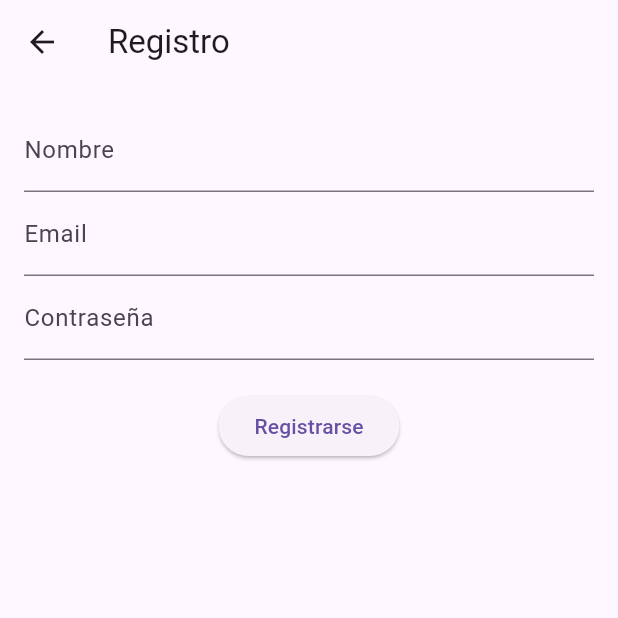
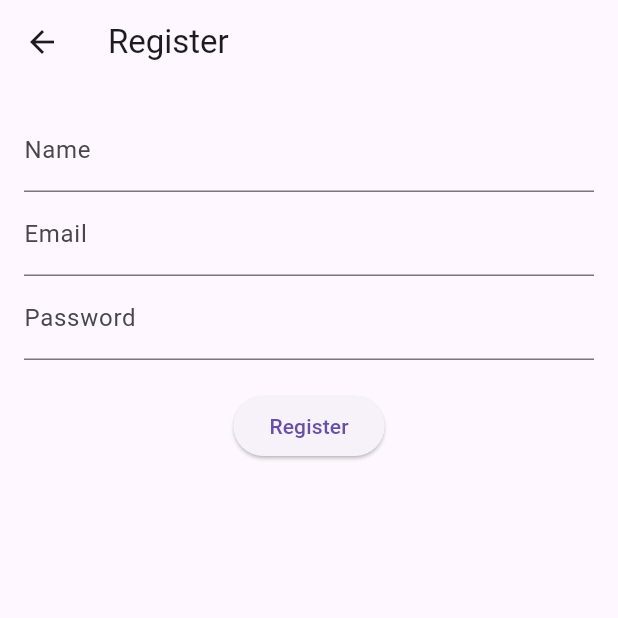
Before and after one commit to brreinac/Prueba-tecnica-PHP-Laravel-Flutter, a Flutter app: the screen it shows after launch, after a tap on "¿No tienes cuenta? Regístrate", on a phone screen of 412 x 824 dp, the top half of it. Run offline on Flutter 3.47's test engine with Material 3 defaults, Android fonts, the phone set to English and light mode, and no system bars; network calls fail.

Commit message:
Adjust routes and condese front

```diff
--- a/frontend/lib/main.dart
+++ b/frontend/lib/main.dart
@@ -1,54 +1,36 @@
 import 'package:flutter/material.dart';
 import 'package:provider/provider.dart';
+import 'providers/auth_provider.dart';
 import 'providers/task_provider.dart';
 import 'screens/login_screen.dart';
-import 'screens/task_list_screen.dart';
-import 'services/api_service.dart';
+import 'screens/tasks_screen.dart';
 
 void main() {
-  runApp(
-    MultiProvider(
-      providers: [
-        ChangeNotifierProvider(create: (_) => TaskProvider()),
-      ],
-      child: const MyApp(),
-    ),
-  );
+  runApp(const MyApp());
 }
 
 class MyApp extends StatelessWidget {
   const MyApp({super.key});
 
-  Future<Widget> _getInitialScreen() async {
-    final api = ApiService();
-    final token = await api.getToken();
-    if (token != null && token.isNotEmpty) {
-      return TaskListScreen();
-    }
-    return LoginScreen();
-  }
-
   @override
   Widget build(BuildContext context) {
-    return MaterialApp(
-      title: 'To-Do App',
-      theme: ThemeData(primarySwatch: Colors.blue),
-      debugShowCheckedModeBanner: false,
-      home: FutureBuilder<Widget>(
-        future: _getInitialScreen(),
-        builder: (context, snapshot) {
-          if (snapshot.connectionState == ConnectionState.waiting) {
-            return const Scaffold(
-              body: Center(child: CircularProgressIndicator()),
-            );
-          }
-          if (snapshot.hasError) {
-            return const Scaffold(
-              body: Center(child: Text("Error cargando la aplicación")),
-            );
-          }
-          return snapshot.data ?? LoginScreen();
-        },
+    return MultiProvider(
+      providers: [
+        ChangeNotifierProvider(create: (_) => AuthProvider()),
+        ChangeNotifierProvider(create: (_) => TaskProvider()),
+      ],
+      child: MaterialApp(
+        title: 'To-Do List',
+        theme: ThemeData(primarySwatch: Colors.blue),
+        debugShowCheckedModeBanner: false,
+        home: Consumer<AuthProvider>(
+          builder: (context, auth, _) {
+            if (auth.isAuthenticated) {
+              return const TasksScreen();
+            }
+            return const LoginScreen();
+          },
+        ),
       ),
     );
   }
--- /dev/null
+++ b/frontend/lib/providers/auth_provider.dart
@@ -0,0 +1,37 @@
+import 'package:flutter/material.dart';
+import '../services/api_service.dart';
+
+class AuthProvider extends ChangeNotifier {
+  String? _token;
+  bool get isAuthenticated => _token != null;
+  String? get token => _token;
+
+  Future<bool> login(String email, String password) async {
+    final response =
+        await ApiService.post("login", {"email": email, "password": password});
+
+    if (response.containsKey("token")) {
+      _token = response["token"];
+      notifyListeners();
+      return true;
+    }
+    return false;
+  }
+
+  Future<bool> register(String name, String email, String password) async {
+    final response = await ApiService.post("register",
+        {"name": name, "email": email, "password": password});
+
+    if (response.containsKey("token")) {
+      _token = response["token"];
+      notifyListeners();
+      return true;
+    }
+    return false;
+  }
+
+  void logout() {
+    _token = null;
+    notifyListeners();
+  }
+}
--- a/frontend/lib/screens/register_screen.dart
+++ b/frontend/lib/screens/register_screen.dart
@@ -1,51 +1,45 @@
 import 'package:flutter/material.dart';
-import '../services/api_service.dart';
+import 'package:provider/provider.dart';
+import '../providers/auth_provider.dart';
+import 'tasks_screen.dart';
 
 class RegisterScreen extends StatefulWidget {
+  const RegisterScreen({super.key});
+
   @override
-  _RegisterScreenState createState() => _RegisterScreenState();
+  State<RegisterScreen> createState() => _RegisterScreenState();
 }
 
 class _RegisterScreenState extends State<RegisterScreen> {
   final nameController = TextEditingController();
   final emailController = TextEditingController();
   final passwordController = TextEditingController();
-  final api = ApiService();
-
-  void register() async {
-    final response = await api.register(
-        nameController.text, emailController.text, passwordController.text);
-    if (response.statusCode == 200) {
-      Navigator.pop(context);
-    } else {
-      ScaffoldMessenger.of(context).showSnackBar(
-          SnackBar(content: Text("Error al registrarse")));
-    }
-  }
 
   @override
   Widget build(BuildContext context) {
+    final auth = Provider.of<AuthProvider>(context);
+
     return Scaffold(
-      appBar: AppBar(title: Text("Registro")),
+      appBar: AppBar(title: const Text("Register")),
       body: Padding(
         padding: const EdgeInsets.all(16),
         child: Column(
           children: [
-            TextField(
-              controller: nameController,
-              decoration: InputDecoration(labelText: "Nombre"),
+            TextField(controller: nameController, decoration: const InputDecoration(labelText: "Name")),
+            TextField(controller: emailController, decoration: const InputDecoration(labelText: "Email")),
+            TextField(controller: passwordController, decoration: const InputDecoration(labelText: "Password"), obscureText: true),
+            const SizedBox(height: 20),
+            ElevatedButton(
+              onPressed: () async {
+                final success = await auth.register(nameController.text, emailController.text, passwordController.text);
+                if (success) {
+                  Navigator.pushReplacement(context, MaterialPageRoute(builder: (_) => const TasksScreen()));
+                } else {
+                  ScaffoldMessenger.of(context).showSnackBar(const SnackBar(content: Text("Register failed")));
+                }
+              },
+              child: const Text("Register"),
             ),
-            TextField(
-              controller: emailController,
-              decoration: InputDecoration(labelText: "Email"),
-            ),
-            TextField(
-              controller: passwordController,
-              decoration: InputDecoration(labelText: "Contraseña"),
-              obscureText: true,
-            ),
-            SizedBox(height: 20),
-            ElevatedButton(onPressed: register, child: Text("Registrarse")),
           ],
         ),
       ),
```
Also changed, not shown: frontend/lib/models/task.dart (+10 -13 lines), frontend/lib/providers/task_provider.dart (+34 -20 lines), frontend/lib/screens/task_list_screen.dart (+62 -34 lines), frontend/lib/services/api_service.dart (+47 -50 lines), frontend/lib/widgets/task_item.dart (+36 -0 lines), 4 other files.
